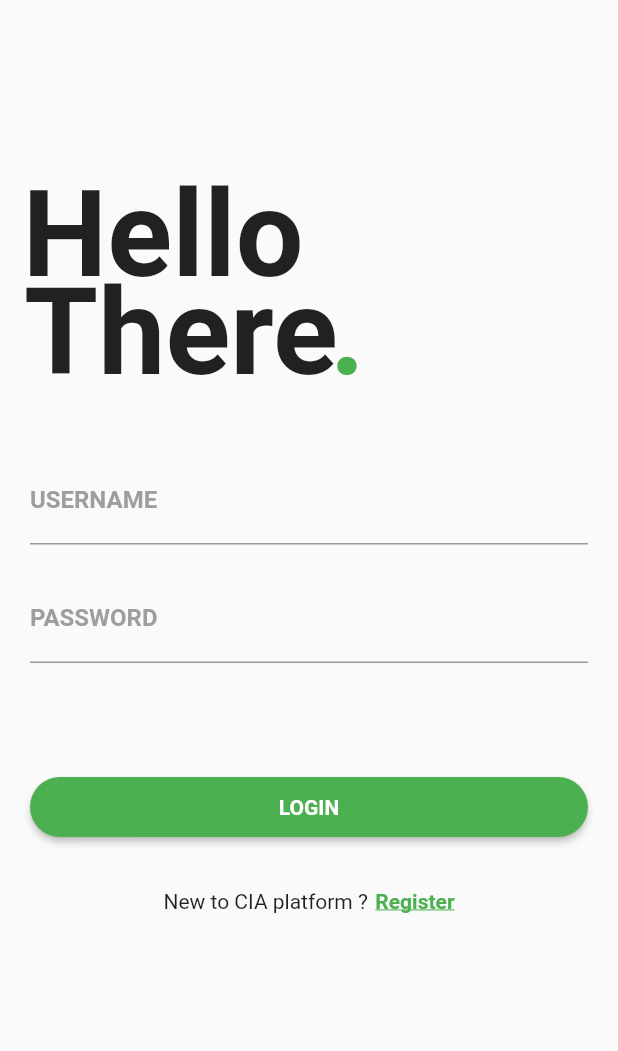
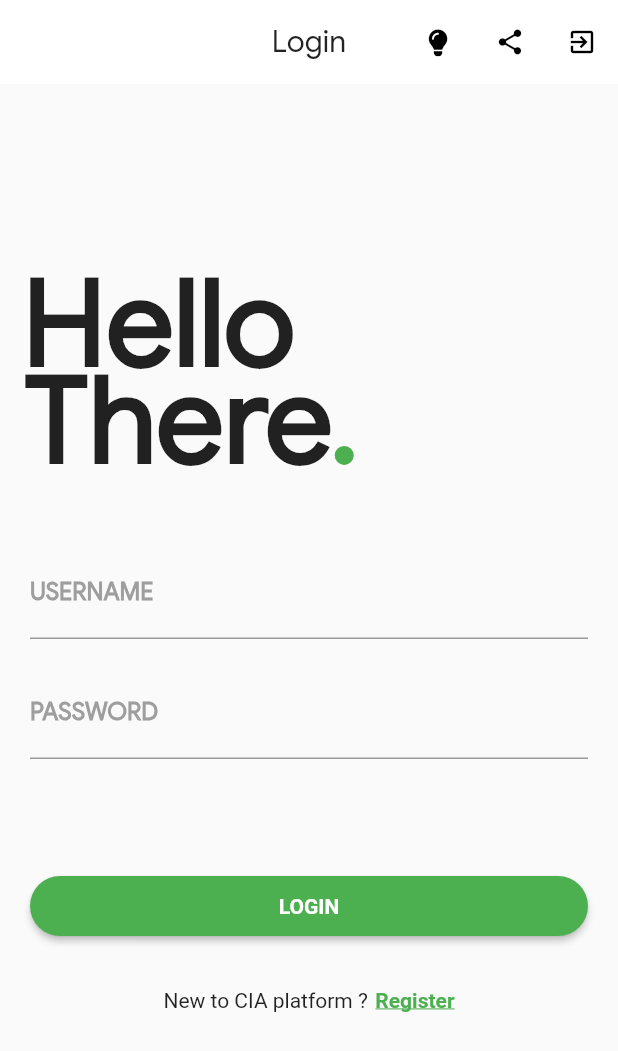
Before and after one commit to johnkaramchand/Anet-Master, a Flutter app: the screen it shows after launch, on a phone screen of 412 x 824 dp. Shown: the top 1051 px of the screen. Run offline on Flutter 3.47's test engine with Material 2 defaults, Android fonts, the phone set to English and light mode, and no system bars; our stand-ins replace bloc, cached_network_image, equatable, firebase_messaging, flutter_bloc, flutter_spinkit and 4 more; accounts and stored records are empty; Roboto replaces fonts that are missing (Montserrat); key blocks and very long unbroken strings in the code were emptied for the run.

Commit message:
Added darkmode to Login and Signup form

```diff
--- a/lib/login_bloc/login_page.dart
+++ b/lib/login_bloc/login_page.dart
@@ -8,7 +8,6 @@ import 'package:anet/authentication_bloc/authentication.dart';
 import 'package:anet/universal/dev_scaffold.dart';
 import 'package:anet/login_bloc/login.dart';
 
-
 class LoginPage extends StatelessWidget {
   final UserRepository userRepository;
 
@@ -18,7 +17,8 @@ class LoginPage extends StatelessWidget {
 
   @override
   Widget build(BuildContext context) {
-    return Scaffold(
+    return DevScaffold(
+      title: 'Login',
       /*  body: BlocProvider(
         builder: (context) {
           return LoginBloc(
@@ -30,23 +30,18 @@ class LoginPage extends StatelessWidget {
       ),*/
       body: MultiBlocProvider(
         providers: [
-            BlocProvider<LoginBloc>(
-                  builder: (context) {
+          BlocProvider<LoginBloc>(builder: (context) {
             return LoginBloc(
               authenticationBloc: BlocProvider.of<AuthenticationBloc>(context),
               userRepository: userRepository,
             );
-                  }
-              ),
-              BlocProvider<HomeBloc>(
-                  builder: (context) {
+          }),
+          BlocProvider<HomeBloc>(builder: (context) {
             return HomeBloc(
                 // homeBloc: BlocProvider.of<AuthenticationBloc>(context),
                 //userRepository: userRepository,
                 );
-                  }
-              ),
-
+          }),
         ],
         child: LoginForm(),
       ),
--- a/lib/login_bloc/signup.dart
+++ b/lib/login_bloc/signup.dart
@@ -2,16 +2,16 @@ import 'package:anet/authentication_bloc/user_repository.dart';
 import 'package:anet/login_bloc/login.dart';
 import 'package:flutter/material.dart';
 import 'package:flutter_bloc/flutter_bloc.dart';
+import 'package:anet/universal/dev_scaffold.dart';
 
 class SignupPage extends StatefulWidget {
-  static
-  const String routeName = "/signup";
+  static const String routeName = "/signup";
 
   @override
   _SignupPageState createState() => _SignupPageState();
 }
 
-class _SignupPageState extends State < SignupPage > {
+class _SignupPageState extends State<SignupPage> {
   final _usernameController = TextEditingController();
   final _emailController = TextEditingController();
   final _password1Controller = TextEditingController();
@@ -21,12 +21,11 @@ class _SignupPageState extends State < SignupPage > {
   final _ut_idController = TextEditingController();
   final _phone_numberController = TextEditingController();
 
-  final key = GlobalKey < FormState > ();
+  final key = GlobalKey<FormState>();
 
   @override
   Widget build(BuildContext context) {
-    final loginBloc = BlocProvider.of < LoginBloc > (context);
-
+    final loginBloc = BlocProvider.of<LoginBloc>(context);
 
     onRegisterButtonPressed() {
       loginBloc.dispatch(RegisterButtonPressed(
@@ -42,9 +41,9 @@ class _SignupPageState extends State < SignupPage > {
 
     // final GlobalKey < FormState > formKey1 = GlobalKey < FormState > ();
 
-
-    return  Scaffold(
-          body: BlocListener < LoginBloc, LoginState > (
+    return DevScaffold(
+      title: "Signup",
+      body: BlocListener<LoginBloc, LoginState>(
         listener: (context, state) {
           if (state is RegistrationFailure) {
             Scaffold.of(context).showSnackBar(
@@ -54,23 +53,26 @@ class _SignupPageState extends State < SignupPage > {
               ),
             );
           }
-        }, child: BlocBuilder < LoginBloc, LoginState > (
+        },
+        child: BlocBuilder<LoginBloc, LoginState>(
           builder: (context, state) {
             return new Scaffold(
                 resizeToAvoidBottomPadding: true,
                 body: SingleChildScrollView(
                   child: Column(
                       crossAxisAlignment: CrossAxisAlignment.start,
-                    children: < Widget > [
+                      children: <Widget>[
                         Container(
                           child: Stack(
-                          children: < Widget > [
+                            children: <Widget>[
                               Container(
-                              padding: EdgeInsets.fromLTRB(15.0, 110.0, 0.0, 0.0),
+                                padding:
+                                    EdgeInsets.fromLTRB(15.0, 110.0, 0.0, 0.0),
                                 child: Text(
                                   'Signup',
                                   style: TextStyle(
-                                  fontSize: 80.0, fontWeight: FontWeight.bold),
+                                      fontSize: 80.0,
+                                      fontWeight: FontWeight.bold),
                                 ),
                               ),
                               Container(
@@ -88,13 +90,13 @@ class _SignupPageState extends State < SignupPage > {
                           ),
                         ),
                         Container(
-                        padding:
-                        EdgeInsets.only(top: 35.0, left: 20.0, right: 20.0),
+                            padding: EdgeInsets.only(
+                                top: 35.0, left: 20.0, right: 20.0),
                             child: Form(
                               //autovalidate: false,
                               key: key,
                               child: Column(
-                            children: < Widget > [
+                                children: <Widget>[
                                   TextFormField(
                                     decoration: InputDecoration(
                                         labelText: 'Username',
@@ -105,11 +107,12 @@ class _SignupPageState extends State < SignupPage > {
                                         // hintText: 'EMAIL',
                                         // hintStyle: ,
                                         focusedBorder: UnderlineInputBorder(
-                                    borderSide:
-                                    BorderSide(color: Colors.green))),
+                                            borderSide: BorderSide(
+                                                color: Colors.green))),
                                     controller: _usernameController,
-                                validator: (value) => value.isEmpty ?
-                                "Field cannot be empty" : null,
+                                    validator: (value) => value.isEmpty
+                                        ? "Field cannot be empty"
+                                        : null,
                                     //onSaved: (value) => name = value,
                                   ),
                                   SizedBox(height: 10.0),
@@ -121,14 +124,14 @@ class _SignupPageState extends State < SignupPage > {
                                             fontWeight: FontWeight.bold,
                                             color: Colors.grey),
                                         focusedBorder: UnderlineInputBorder(
-                                    borderSide:
-                                    BorderSide(color: Colors.green))),
+                                            borderSide: BorderSide(
+                                                color: Colors.green))),
                                     controller: _password1Controller,
                                     obscureText: true,
-                                validator: (value) => value.isEmpty ?
-                                "Field cannot be empty" : null,
+                                    validator: (value) => value.isEmpty
+                                        ? "Field cannot be empty"
+                                        : null,
                                     //onSaved: (value) => name = value,
-
                                   ),
                                   SizedBox(height: 10.0),
                                   TextFormField(
@@ -139,11 +142,12 @@ class _SignupPageState extends State < SignupPage > {
                                             fontWeight: FontWeight.bold,
                                             color: Colors.grey),
                                         focusedBorder: UnderlineInputBorder(
-                                    borderSide:
-                                    BorderSide(color: Colors.green))),
+                                            borderSide: BorderSide(
+                                                color: Colors.green))),
                                     controller: _password2Controller,
-                                validator: (value) => value.isEmpty ?
-                                "Field cannot be empty" : null,
+                                    validator: (value) => value.isEmpty
+                                        ? "Field cannot be empty"
+                                        : null,
                                   ),
                                   SizedBox(height: 10.0),
                                   TextFormField(
@@ -154,11 +158,12 @@ class _SignupPageState extends State < SignupPage > {
                                             fontWeight: FontWeight.bold,
                                             color: Colors.grey),
                                         focusedBorder: UnderlineInputBorder(
-                                    borderSide:
-                                    BorderSide(color: Colors.green))),
+                                            borderSide: BorderSide(
+                                                color: Colors.green))),
                                     controller: _emailController,
-                                validator: (value) => value.isEmpty ?
-                                "Field cannot be empty" : null,
+                                    validator: (value) => value.isEmpty
+                                        ? "Field cannot be empty"
+                                        : null,
                                   ),
                                   SizedBox(height: 10.0),
                                   TextFormField(
@@ -169,11 +174,12 @@ class _SignupPageState extends State < SignupPage > {
                                             fontWeight: FontWeight.bold,
                                             color: Colors.grey),
                                         focusedBorder: UnderlineInputBorder(
-                                    borderSide:
-                                    BorderSide(color: Colors.green))),
+                                            borderSide: BorderSide(
+                                                color: Colors.green))),
                                     controller: _usnController,
-                                validator: (value) => value.isEmpty ?
-                                "Field cannot be empty" : null,
+                                    validator: (value) => value.isEmpty
+                                        ? "Field cannot be empty"
+                                        : null,
                                   ),
                                   SizedBox(height: 10.0),
                                   TextFormField(
@@ -184,11 +190,12 @@ class _SignupPageState extends State < SignupPage > {
                                             fontWeight: FontWeight.bold,
                                             color: Colors.grey),
                                         focusedBorder: UnderlineInputBorder(
-                                    borderSide:
-                                    BorderSide(color: Colors.green))),
+                                            borderSide: BorderSide(
+                                                color: Colors.green))),
                                     controller: _usnController,
-                                validator: (value) => value.isEmpty ?
-                                "Field cannot be empty" : null,
+                                    validator: (value) => value.isEmpty
+                                        ? "Field cannot be empty"
+                                        : null,
                                   ),
                                   SizedBox(height: 10.0),
                                   TextFormField(
@@ -199,17 +206,19 @@ class _SignupPageState extends State < SignupPage > {
                                             fontWeight: FontWeight.bold,
                                             color: Colors.grey),
                                         focusedBorder: UnderlineInputBorder(
-                                    borderSide:
-                                    BorderSide(color: Colors.green))),
+                                            borderSide: BorderSide(
+                                                color: Colors.green))),
                                     controller: _phone_numberController,
-                                validator: (value) => value.isEmpty ?
-                                "Field cannot be empty" : null,
+                                    validator: (value) => value.isEmpty
+                                        ? "Field cannot be empty"
+                                        : null,
                                   ),
                                   SizedBox(height: 50.0),
                                   Container(
                                       height: 40.0,
                                       child: Material(
-                                  borderRadius: BorderRadius.circular(20.0),
+                                        borderRadius:
+                                            BorderRadius.circular(20.0),
                                         shadowColor: Colors.greenAccent,
                                         color: Colors.green,
                                         elevation: 7.0,
@@ -217,7 +226,8 @@ class _SignupPageState extends State < SignupPage > {
                                           child: RaisedButton(
                                             onPressed: () {
                                               if (key.currentState.validate()) {
-                                          print("Hi.... KAKAKEKETUKETUKE!!");
+                                                print(
+                                                    "Hi.... KAKAKEKETUKETUKE!!");
                                                 onRegisterButtonPressed();
                                                 //Navigator.of(context).pop();
                                               }
@@ -233,7 +243,6 @@ class _SignupPageState extends State < SignupPage > {
                                             color: Colors.green,
                                             splashColor: Colors.greenAccent,
                                             colorBrightness: Brightness.dark,
-
                                           ),
                                         ),
                                       )),
@@ -269,7 +278,6 @@ class _SignupPageState extends State < SignupPage > {
                       ]),
                 ));
           },
-
         ),
       ),
     );
--- a/lib/main.dart
+++ b/lib/main.dart
@@ -1,4 +1,6 @@
+import 'package:anet/config/config_bloc.dart';
 import 'package:anet/config/index.dart';
+import 'package:anet/home/index.dart' as prefix1;
 import 'package:anet/login_bloc/loading_indicator.dart' as prefix0;
 import 'package:flutter/material.dart';
 import 'package:anet/config/config_page.dart';
@@ -17,7 +19,18 @@ import 'utils/devfest.dart';
 import 'utils/simple_bloc.dart';
 import 'package:shared_preferences/shared_preferences.dart';
 import 'package:anet/login_bloc/signup.dart';
+import 'package:anet/attendanceNav/attendancepagescreen.dart';
+import 'package:anet/eventsnav/event_details.dart';
+import 'package:anet/comingsoon.dart';
+import 'package:anet/newsNav/newsPageScreen.dart';
+import 'package:anet/newsNav/news_details.dart';
+import 'package:anet/projectsNav/projectsPageScreen.dart';
+import 'package:anet/rank.dart';
+import 'package:flutter/material.dart';
+import 'package:flutter_bloc/flutter_bloc.dart';
+import 'package:anet/home/home_page.dart';
 
+import 'package:anet/eventsnav/eventsPage.dart';
 import 'package:flutter/services.dart';
 import 'utils/dependency_injection.dart';
 import 'utils/devfest.dart';
@@ -63,14 +76,14 @@ void main() async {
   Devfest.checkDebug();
 
   //* Time travel debugging to check app states
-  BlocSupervisor.delegate = SimpleBlocDelegate();
+  // BlocSupervisor.delegate = SimpleBlocDelegate();
 
   // * Set flavor for your app. For eg - MOCK for offline, REST for some random server calls to your backend, FIREBASE for firebase calls
   //* Set DataMode.DART to use Dart hardcoded data and DataMode.JSON to use json file for hardcoded data.
   Injector.configure(Flavor.MOCK, DataMode.JSON);
 
   BlocSupervisor.delegate = SimpleBlocDelegate();
-  final userRepository = UserRepository();
+// final userRepository = UserRepository();
   runApp(
     RepositoryProvider(
       builder: (context) {
@@ -78,20 +91,39 @@ void main() async {
       },
       child: BlocProvider<AuthenticationBloc>(
         builder: (context) {
-          return AuthenticationBloc(userRepository: userRepository)
+          return AuthenticationBloc(
+              userRepository: RepositoryProvider.of<UserRepository>(context))
             //..dispatch(LoggedIn(token: "vlfdnvdfn"));
             ..dispatch(appStarted());
         },
-        child: App(userRepository: userRepository),
+        child: App(),
       ),
     ),
   );
 }
 
-class App extends StatelessWidget {
-  final UserRepository userRepository;
+class App extends StatefulWidget {
+  static const String routeName = "/";
+  @override
+  AppState createState() => AppState();
+}
 
-  App({Key key, @required this.userRepository}) : super(key: key);
+class AppState extends State<App> {
+  //App({Key key, @required this.userRepository}) : super(key: key);
+
+  ConfigBloc configBloc;
+
+  @override
+  void initState() {
+    super.initState();
+    setupApp();
+  }
+
+  setupApp() {
+    configBloc = ConfigBloc();
+    configBloc.darkModeOn =
+        Devfest.prefs.getBool(Devfest.darkModePref) ?? false;
+  }
 
   @override
   Widget build(BuildContext context) {
@@ -100,11 +132,34 @@ class App extends StatelessWidget {
           BlocProvider<LoginBloc>(builder: (context) {
             return LoginBloc(
               authenticationBloc: BlocProvider.of<AuthenticationBloc>(context),
-            userRepository: userRepository,
+              userRepository: RepositoryProvider.of<UserRepository>(context),
             );
           }),
+          BlocProvider<ConfigBloc>(builder: (context) {
+            return ConfigBloc();
+          }),
         ],
-      child: MaterialApp(
+        child: BlocBuilder<ConfigBloc, ConfigState>(builder: (context, state) {
+          return MaterialApp(
+            theme: ThemeData(
+              //* Custom Google Font
+              fontFamily: Devfest.google_sans_family,
+              primarySwatch: Colors.red,
+              primaryColor: configBloc.darkModeOn ? Colors.black : Colors.white,
+              disabledColor: Colors.grey,
+              cardColor: configBloc.darkModeOn ? Colors.black : Colors.white,
+              canvasColor:
+                  configBloc.darkModeOn ? Colors.black : Colors.grey[40],
+              brightness:
+                  configBloc.darkModeOn ? Brightness.dark : Brightness.light,
+              buttonTheme: Theme.of(context).buttonTheme.copyWith(
+                  colorScheme: configBloc.darkModeOn
+                      ? ColorScheme.dark()
+                      : ColorScheme.light()),
+              appBarTheme: AppBarTheme(
+                elevation: 0.0,
+              ),
+            ),
             debugShowCheckedModeBanner: false,
             home: BlocBuilder<AuthenticationBloc, AuthenticationState>(
               builder: (context, state) {
@@ -113,7 +168,9 @@ class App extends StatelessWidget {
                   return ConfigPage();
                 }
                 if (state is AuthenticationUnauthenticated) {
-              return LoginPage(userRepository: userRepository);
+                  return LoginPage(
+                      userRepository:
+                          RepositoryProvider.of<UserRepository>(context));
                 }
                 if (state is AuthenticationLoading) {
                   return prefix0.LoadingIndicator();
@@ -122,9 +179,20 @@ class App extends StatelessWidget {
               },
             ),
             routes: {
+              prefix1.HomePage.routeName: (context) => prefix1.HomePage(),
+              // SpeakerPage.routeName: (context) => SpeakerPage(),
+              EventsPage.routeName: (context) => EventsPage(),
+              ComingSoonPage.routeName: (context) => ComingSoonPage(),
+              RankPage.routeName: (context) => RankPage(),
+              NewsPageScreen.routeName: (context) => NewsPageScreen(),
+
+              AttendancePageScreen.routeName: (context) =>
+                  AttendancePageScreen(),
+              ProjectsPageScreen.routeName: (context) => ProjectsPageScreen(),
+
               SignupPage.routeName: (context) => SignupPage(),
             },
-      ),
           );
+        }));
   }
 }
```
Lines whose indentation alone changed are shown as unchanged.
